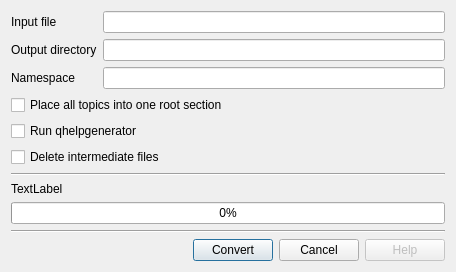
This is dialog.ui in dewhisna/chm2qch as Qt 5 draws it before an edit. The edited form follows.
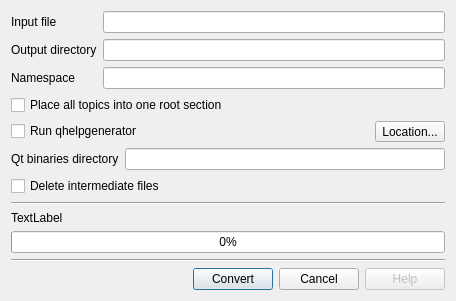
This is the edited form.

Commit message: If qhelpgenerator not in path, it will be located automatically. -qtdir option to specify qhelpgenerator location manually

Patch:
```diff
--- a/dialog.ui
+++ b/dialog.ui
@@ -7,7 +7,7 @@
     <x>0</x>
     <y>0</y>
     <width>456</width>
-    <height>267</height>
+    <height>297</height>
    </rect>
   </property>
   <property name="windowTitle">
@@ -56,10 +56,65 @@
     </widget>
    </item>
    <item>
-    <widget class="QCheckBox" name="generate">
-     <property name="text">
-      <string>Run qhelpgenerator</string>
-     </property>
+    <layout class="QHBoxLayout" name="horizontalLayout_2">
+     <item>
+      <widget class="QCheckBox" name="generate">
+       <property name="text">
+        <string>Run qhelpgenerator</string>
+       </property>
+      </widget>
+     </item>
+     <item>
+      <spacer name="horizontalSpacer_2">
+       <property name="orientation">
+        <enum>Qt::Horizontal</enum>
+       </property>
+       <property name="sizeHint" stdset="0">
+        <size>
+         <width>40</width>
+         <height>20</height>
+        </size>
+       </property>
+      </spacer>
+     </item>
+     <item>
+      <widget class="QToolButton" name="toggleQtDir">
+       <property name="text">
+        <string>Location...</string>
+       </property>
+       <property name="checkable">
+        <bool>true</bool>
+       </property>
+      </widget>
+     </item>
+    </layout>
+   </item>
+   <item>
+    <widget class="QWidget" name="qtDirWidget" native="true">
+     <layout class="QFormLayout" name="formLayout_2">
+      <property name="leftMargin">
+       <number>0</number>
+      </property>
+      <property name="topMargin">
+       <number>0</number>
+      </property>
+      <property name="rightMargin">
+       <number>0</number>
+      </property>
+      <property name="bottomMargin">
+       <number>0</number>
+      </property>
+      <item row="0" column="0">
+       <widget class="QLabel" name="label_4">
+        <property name="text">
+         <string>Qt binaries directory</string>
+        </property>
+       </widget>
+      </item>
+      <item row="0" column="1">
+       <widget class="QLineEdit" name="qtDir"/>
+      </item>
+     </layout>
     </widget>
    </item>
    <item>
```
The commit also changes 11 other files.
